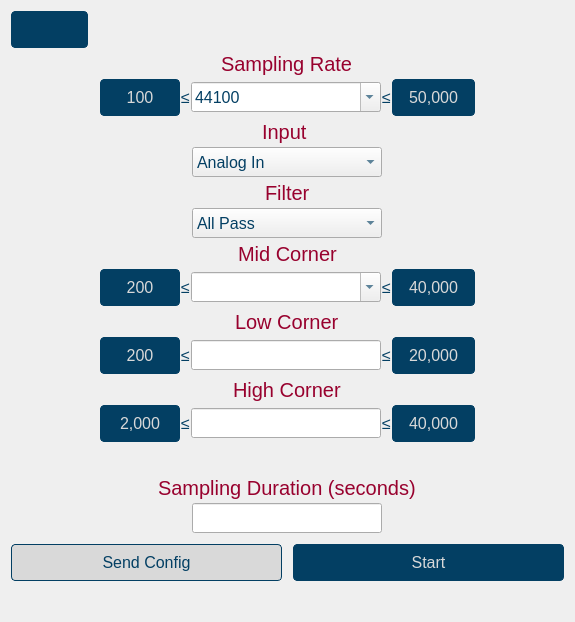
This is gui/qtdesigner/BasicOperationWidget.ui in wyattduber/CyDAQ as Qt 5 draws it before an edit. The edited form follows.
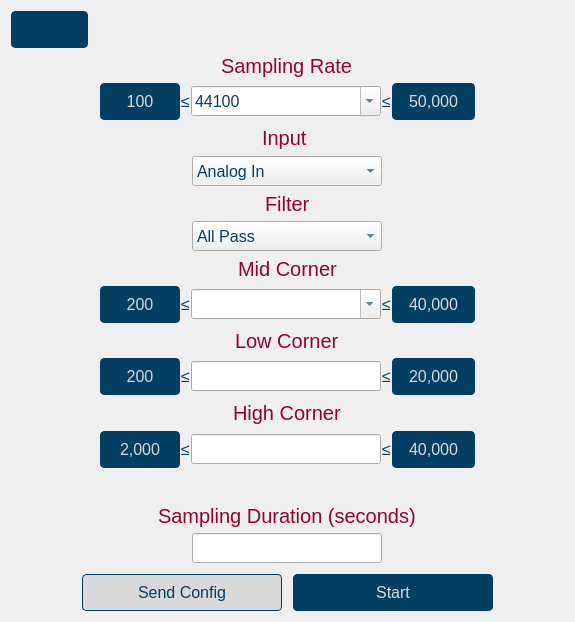
This is the edited form. Icons and pictures are not drawn.

Commit message: new implementation of status indicator. Works with resize now

The edit to the form file:
```diff
--- a/gui/qtdesigner/BasicOperationWidget.ui
+++ b/gui/qtdesigner/BasicOperationWidget.ui
@@ -109,7 +109,7 @@
      <item>
       <widget class="QComboBox" name="sample_rate_input_box">
        <property name="sizePolicy">
-        <sizepolicy hsizetype="Expanding" vsizetype="Fixed">
+        <sizepolicy hsizetype="Preferred" vsizetype="Fixed">
          <horstretch>0</horstretch>
          <verstretch>0</verstretch>
         </sizepolicy>
@@ -710,8 +710,20 @@
    </item>
    <item>
     <layout class="QHBoxLayout" name="horizontalLayout_2">
-     <item>
+     <item alignment="Qt::AlignRight">
       <widget class="QPushButton" name="send_config_btn">
+       <property name="minimumSize">
+        <size>
+         <width>200</width>
+         <height>0</height>
+        </size>
+       </property>
+       <property name="maximumSize">
+        <size>
+         <width>250</width>
+         <height>16777215</height>
+        </size>
+       </property>
        <property name="text">
         <string>Send Config</string>
        </property>
@@ -733,14 +745,20 @@
        </property>
       </spacer>
      </item>
-     <item>
+     <item alignment="Qt::AlignLeft">
       <widget class="QPushButton" name="start_stop_sampling_btn">
        <property name="minimumSize">
         <size>
-         <width>190</width>
+         <width>200</width>
          <height>0</height>
         </size>
        </property>
+       <property name="maximumSize">
+        <size>
+         <width>250</width>
+         <height>16777215</height>
+        </size>
+       </property>
        <property name="text">
         <string>Start</string>
        </property>
@@ -748,19 +766,6 @@
      </item>
     </layout>
    </item>
-   <item>
-    <widget class="QLabel" name="connection_status_label">
-     <property name="maximumSize">
-      <size>
-       <width>16777215</width>
-       <height>50</height>
-      </size>
-     </property>
-     <property name="text">
-      <string/>
-     </property>
-    </widget>
-   </item>
   </layout>
  </widget>
  <resources>
```
The commit also changes 28 other files.
